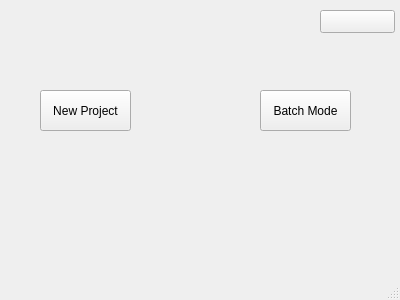
The window that mainwindow.ui (CoDeBloo-D/Graphics_project) describes before a commit, drawn with Qt 5.
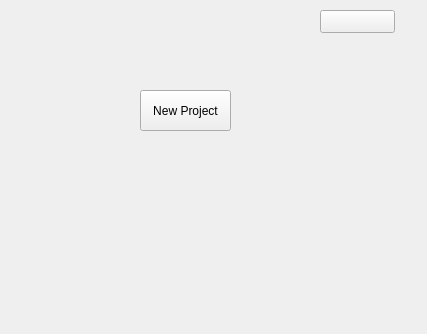
The same window after the commit.

```diff
--- a/mainwindow.ui
+++ b/mainwindow.ui
@@ -6,8 +6,8 @@
    <rect>
     <x>0</x>
     <y>0</y>
-    <width>400</width>
-    <height>300</height>
+    <width>427</width>
+    <height>334</height>
    </rect>
   </property>
   <property name="windowTitle">
@@ -17,7 +17,7 @@
    <widget class="QPushButton" name="pushButton">
     <property name="geometry">
      <rect>
-      <x>40</x>
+      <x>140</x>
       <y>90</y>
       <width>91</width>
       <height>41</height>
@@ -27,19 +27,6 @@
      <string>New Project</string>
     </property>
    </widget>
-   <widget class="QPushButton" name="pushButton_2">
-    <property name="geometry">
-     <rect>
-      <x>260</x>
-      <y>90</y>
-      <width>91</width>
-      <height>41</height>
-     </rect>
-    </property>
-    <property name="text">
-     <string>Batch Mode</string>
-    </property>
-   </widget>
    <widget class="QPushButton" name="pushButton_3">
     <property name="geometry">
      <rect>
@@ -54,17 +41,6 @@
     </property>
    </widget>
   </widget>
-  <widget class="QMenuBar" name="menuBar">
-   <property name="geometry">
-    <rect>
-     <x>0</x>
-     <y>0</y>
-     <width>400</width>
-     <height>23</height>
-    </rect>
-   </property>
-  </widget>
-  <widget class="QStatusBar" name="statusBar"/>
  </widget>
  <layoutdefault spacing="6" margin="11"/>
  <resources/>
```
